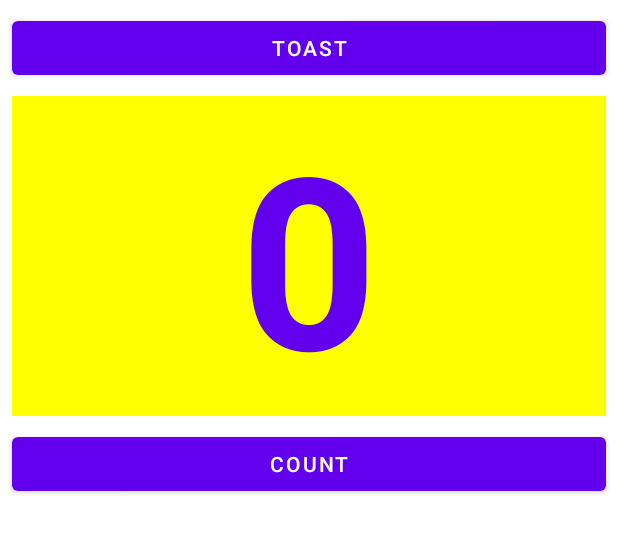
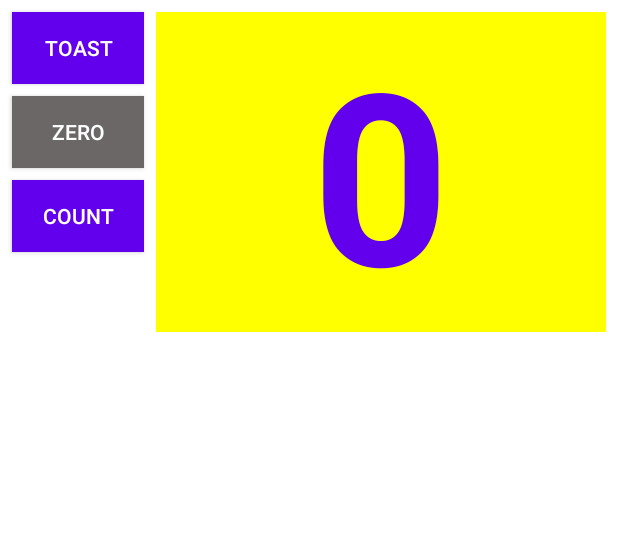
Before and after one commit to DashaVan/Andersen_hw2, an Android app: the layout activity_main.xml on its own in the app's theme, with its tools: preview values and no code run, on a phone screen of 412 x 824 dp. Shown: the top 533 px of the screen. Run offline under Robolectric (Android 15) with nearby library versions, the phone set to English and light mode, and no system bars.

Commit message:
lesson 1.2/B - HelloConstraint done

```diff
--- a/HelloToast/app/build.gradle
+++ b/HelloToast/app/build.gradle
@@ -7,7 +7,7 @@ android {
     compileSdk 30
 
     defaultConfig {
-        applicationId "spacekotlin.vaniukova.hellotoast"
+        applicationId "spacekotlin.vaniukova.helloconstraint"
         minSdk 23
         targetSdk 30
         versionCode 1
--- a/HelloToast/app/src/main/AndroidManifest.xml
+++ b/HelloToast/app/src/main/AndroidManifest.xml
@@ -1,6 +1,6 @@
 <?xml version="1.0" encoding="utf-8"?>
 <manifest xmlns:android="http://schemas.android.com/apk/res/android"
-    package="spacekotlin.vaniukova.hellotoast">
+    package="spacekotlin.vaniukova.helloconstraint">
 
     <application
         android:allowBackup="true"
@@ -10,7 +10,7 @@
         android:supportsRtl="true"
         android:theme="@style/Theme.HelloToast">
         <activity
-            android:name=".MainActivity"
+            android:name="spacekotlin.vaniukova.helloconstraint.MainActivity"
             android:exported="true">
             <intent-filter>
                 <action android:name="android.intent.action.MAIN" />
--- a/HelloToast/app/src/main/res/layout-land/activity_main.xml
+++ b/HelloToast/app/src/main/res/layout-land/activity_main.xml
@@ -6,22 +6,38 @@
     android:layout_height="match_parent"
     tools:context=".MainActivity">
 
-    <Button
+    <android.widget.Button
         android:id="@+id/button_toast"
+        android:layout_width="wrap_content"
+        android:background="@color/purple_500"
+        android:textColor="@color/white"
+        android:layout_height="wrap_content"
+        android:layout_marginStart="8dp"
+        android:layout_marginTop="8dp"
+        android:text="@string/toast"
+        app:layout_constraintStart_toStartOf="parent"
+        app:layout_constraintTop_toTopOf="parent" />
+
+    <android.widget.Button
+        android:id="@+id/button_zero"
+        android:layout_width="wrap_content"
+        android:layout_height="wrap_content"
+        android:layout_marginStart="8dp"
+        android:layout_marginTop="8dp"
+        android:background="@color/grey"
+        android:text="@string/zero"
+        android:textColor="@color/white"
+        app:layout_constraintStart_toStartOf="parent"
+        app:layout_constraintTop_toBottomOf="@+id/button_toast" />
+
+
+    <TextView
+        android:id="@+id/show_count"
         android:layout_width="0dp"
         android:layout_height="wrap_content"
         android:layout_marginStart="8dp"
         android:layout_marginTop="8dp"
         android:layout_marginEnd="8dp"
-        android:text="@string/toast"
-        app:layout_constraintEnd_toEndOf="parent"
-        app:layout_constraintStart_toStartOf="parent"
-        app:layout_constraintTop_toTopOf="parent" />
-
-    <TextView
-        android:id="@+id/show_count"
-        android:layout_width="match_parent"
-        android:layout_height="0dp"
         android:background="#FFFF00"
         android:gravity="clip_vertical|center_vertical"
         android:text="@string/_0"
@@ -29,22 +45,21 @@
         android:textColor="@color/purple_500"
         android:textSize="120sp"
         android:textStyle="bold"
-        app:layout_constraintBottom_toTopOf="@+id/button_count"
-        app:layout_constraintLeft_toLeftOf="parent"
-        app:layout_constraintRight_toRightOf="parent"
-        app:layout_constraintTop_toBottomOf="@+id/button_toast"
+        app:layout_constraintEnd_toEndOf="parent"
+        app:layout_constraintStart_toEndOf="@+id/button_zero"
+        app:layout_constraintTop_toTopOf="parent"
         tools:ignore="RtlCompat" />
 
-    <Button
+    <android.widget.Button
         android:id="@+id/button_count"
-        android:layout_width="0dp"
+        android:layout_width="wrap_content"
         android:layout_height="wrap_content"
         android:layout_marginStart="8dp"
-        android:layout_marginEnd="8dp"
-        android:layout_marginBottom="8dp"
+        android:layout_marginTop="8dp"
+        android:background="@color/purple_500"
+        android:textColor="@color/white"
         android:text="@string/count"
-        app:layout_constraintBottom_toBottomOf="parent"
-        app:layout_constraintEnd_toEndOf="parent"
-        app:layout_constraintStart_toStartOf="parent" />
+        app:layout_constraintStart_toStartOf="parent"
+        app:layout_constraintTop_toBottomOf="@+id/button_zero" />
 
 </androidx.constraintlayout.widget.ConstraintLayout>
--- a/HelloToast/app/src/main/res/layout-sw600dp/activity_main.xml
+++ b/HelloToast/app/src/main/res/layout-sw600dp/activity_main.xml
@@ -6,10 +6,14 @@
     android:layout_height="match_parent"
     tools:context=".MainActivity">
 
-    <Button
+    <android.widget.Button
         android:id="@+id/button_toast"
-        android:layout_width="478dp"
+        android:layout_width="wrap_content"
         android:layout_height="wrap_content"
+        android:layout_marginStart="8dp"
+        android:layout_marginTop="8dp"
+        android:background="@color/purple_500"
+        android:textColor="@color/white"
         android:text="@string/toast"
         android:textSize="60sp"
         app:flow_horizontalAlign="center"
@@ -17,22 +21,42 @@
         app:layout_constraintStart_toStartOf="parent"
         app:layout_constraintTop_toTopOf="parent" />
 
-    <Button
+    <android.widget.Button
         android:id="@+id/button_count"
-        android:layout_width="479dp"
+        android:layout_width="wrap_content"
+        android:layout_marginStart="8dp"
         android:layout_height="wrap_content"
-        android:layout_marginStart="4dp"
+        android:layout_marginTop="8dp"
+        android:background="@color/purple_500"
         android:text="@string/count"
+        android:textColor="@color/white"
         android:textSize="60sp"
         app:flow_horizontalAlign="center"
         app:flow_verticalAlign="center"
-        app:layout_constraintStart_toEndOf="@+id/button_toast"
-        app:layout_constraintTop_toTopOf="parent" />
+        app:layout_constraintStart_toStartOf="parent"
+        app:layout_constraintTop_toBottomOf="@+id/button_zero" />
+
+    <android.widget.Button
+        android:id="@+id/button_zero"
+        android:layout_width="wrap_content"
+        android:layout_height="wrap_content"
+        android:layout_marginStart="8dp"
+        android:layout_marginTop="8dp"
+        android:background="@color/grey"
+        android:text="@string/zero"
+        android:textColor="@color/white"
+        android:textSize="60sp"
+        app:layout_constraintStart_toStartOf="parent"
+        app:layout_constraintTop_toBottomOf="@+id/button_toast" />
+
 
     <TextView
         android:id="@+id/show_count"
-        android:layout_width="match_parent"
-        android:layout_height="0dp"
+        android:layout_width="0dp"
+        android:layout_height="wrap_content"
+        android:layout_marginStart="8dp"
+        android:layout_marginTop="8dp"
+        android:layout_marginEnd="8dp"
         android:background="#FFFF00"
         android:gravity="clip_vertical|center_vertical"
         android:text="@string/_0"
@@ -41,10 +65,9 @@
         android:textSize="200sp"
         android:textStyle="bold"
         app:flow_horizontalAlign="center"
-        app:layout_constraintBottom_toBottomOf="parent"
         app:layout_constraintEnd_toEndOf="parent"
-        app:layout_constraintStart_toStartOf="parent"
-        app:layout_constraintTop_toBottomOf="@+id/button_count"
+        app:layout_constraintStart_toEndOf="@+id/button_count"
+        app:layout_constraintTop_toTopOf="parent"
         tools:ignore="RtlCompat" />
 
 </androidx.constraintlayout.widget.ConstraintLayout>
--- a/HelloToast/app/src/main/res/layout/activity_main.xml
+++ b/HelloToast/app/src/main/res/layout/activity_main.xml
@@ -1,48 +1,68 @@
 <?xml version="1.0" encoding="utf-8"?>
-<RelativeLayout xmlns:android="http://schemas.android.com/apk/res/android"
+<androidx.constraintlayout.widget.ConstraintLayout xmlns:android="http://schemas.android.com/apk/res/android"
+    xmlns:app="http://schemas.android.com/apk/res-auto"
     xmlns:tools="http://schemas.android.com/tools"
-    android:orientation="vertical"
     android:layout_width="match_parent"
     android:layout_height="match_parent"
     tools:context=".MainActivity">
 
-    <Button
+    <android.widget.Button
         android:id="@+id/button_toast"
-        android:layout_width="match_parent"
+        android:layout_width="wrap_content"
         android:layout_height="wrap_content"
-        android:layout_marginEnd="8dp"
         android:layout_marginStart="8dp"
         android:layout_marginTop="8dp"
-        android:text="@string/toast" />
+        android:background="@color/purple_500"
+        android:text="@string/toast"
+        android:textColor="@color/white"
+        app:layout_constraintStart_toStartOf="parent"
+        app:layout_constraintTop_toTopOf="parent" />
+
+    <android.widget.Button
+        android:id="@+id/button_zero"
+        android:layout_width="wrap_content"
+        android:layout_height="wrap_content"
+        android:layout_marginStart="8dp"
+        android:layout_marginTop="8dp"
+        android:background="@color/grey"
+        android:text="@string/zero"
+        android:textColor="@color/white"
+        app:layout_constraintStart_toStartOf="parent"
+        app:layout_constraintTop_toBottomOf="@+id/button_toast" />
 
     <TextView
         android:id="@+id/show_count"
-        android:layout_width="match_parent"
+        android:layout_width="0dp"
         android:layout_height="wrap_content"
         android:layout_below="@+id/button_toast"
         android:layout_alignParentStart="true"
         android:layout_marginStart="8dp"
         android:layout_marginTop="8dp"
+        android:layout_marginEnd="8dp"
         android:background="#FFFF00"
+        android:gravity="center_vertical"
         android:text="@string/_0"
         android:textAlignment="center"
         android:textColor="@color/purple_500"
         android:textSize="160sp"
         android:textStyle="bold"
-        android:layout_marginEnd="8dp"
-        android:layout_marginBottom="8dp"
-        android:gravity="center_vertical"
+        app:layout_constraintEnd_toEndOf="parent"
+        app:layout_constraintStart_toEndOf="@+id/button_zero"
+        app:layout_constraintTop_toTopOf="parent"
         tools:ignore="RtlCompat" />
 
-    <Button
+    <android.widget.Button
         android:id="@+id/button_count"
-        android:layout_width="match_parent"
+        android:layout_width="wrap_content"
         android:layout_height="wrap_content"
-        android:layout_marginBottom="8dp"
-        android:layout_marginEnd="8dp"
+        android:layout_below="@+id/show_count"
+        android:layout_centerHorizontal="true"
+        android:layout_marginTop="8dp"
         android:layout_marginStart="8dp"
+        android:background="@color/purple_500"
         android:text="@string/count"
-        android:layout_below="@+id/show_count"
-        android:layout_centerHorizontal="true" />
+        android:textColor="@color/white"
+        app:layout_constraintStart_toStartOf="parent"
+        app:layout_constraintTop_toBottomOf="@+id/button_zero" />
 
-</RelativeLayout>
+</androidx.constraintlayout.widget.ConstraintLayout>
--- a/HelloToast/app/src/main/res/values/colors.xml
+++ b/HelloToast/app/src/main/res/values/colors.xml
@@ -7,4 +7,5 @@
     <color name="teal_700">#FF018786</color>
     <color name="black">#FF000000</color>
     <color name="white">#FFFFFFFF</color>
+    <color name="grey">#6C6767</color>
 </resources>
--- a/HelloToast/app/src/main/res/values/strings.xml
+++ b/HelloToast/app/src/main/res/values/strings.xml
@@ -1,7 +1,8 @@
 <resources>
-    <string name="app_name">Hello Toast</string>
+    <string name="app_name">Hello Constraint</string>
     <string name="toast">Toast</string>
     <string name="count">Count</string>
     <string name="_0">0</string>
     <string name="toast_message">Hello Toast!</string>
+    <string name="zero">Zero</string>
 </resources>
```
Also changed, not shown: HelloToast/app/src/main/java/spacekotlin/vaniukova/helloconstraint/MainActivity.kt (renamed from HelloToast/app/src/main/java/spacekotlin/vaniukova/hellotoast/MainActivity.kt, +22 -2 lines), 4 other files.
